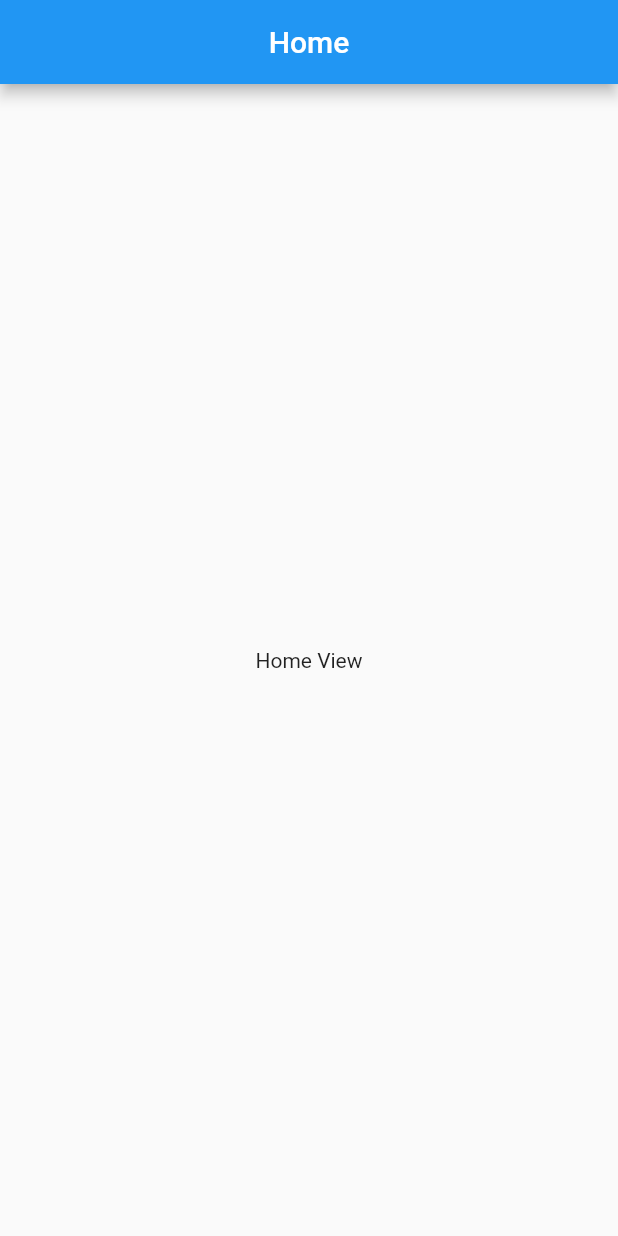
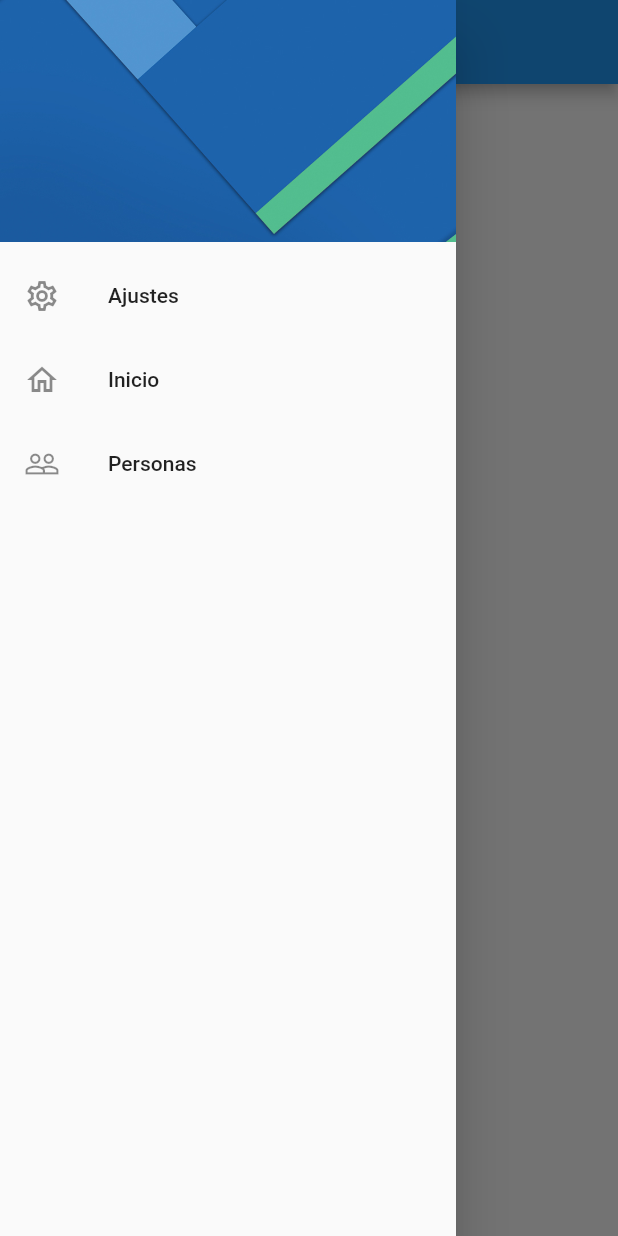
Before and after one commit to SergioK12/Preferencias-de-usuario, a Flutter app: the screen it shows after launch, with the side drawer open (before the commit the screen has no drawer), on a phone screen of 412 x 824 dp. Run offline on Flutter 3.47's test engine with Material 2 defaults, Android fonts, the phone set to English and light mode, and no system bars.

```diff
--- a/lib/views/homrview.dart
+++ b/lib/views/homrview.dart
@@ -1,4 +1,5 @@
 import 'package:flutter/material.dart';
+import 'package:preferencias_de_usuario/widgets/widgets.dart';
 
 class HomeView extends StatelessWidget {
   static const String routeName = 'Home';
@@ -9,6 +10,7 @@ class HomeView extends StatelessWidget {
   Widget build(BuildContext context) {
     return Scaffold(
       appBar: AppBar(title: const Text("Home"),centerTitle: true,),
+      drawer: const SideMenu(),
       body: Center(
         child: Column(
           mainAxisAlignment: MainAxisAlignment.center,
--- a/lib/views/settingsview.dart
+++ b/lib/views/settingsview.dart
@@ -1,4 +1,5 @@
 import 'package:flutter/material.dart';
+import 'package:preferencias_de_usuario/widgets/widgets.dart';
 
 class SettingsView extends StatelessWidget {
   static const String routeName = 'Settings';
@@ -9,6 +10,7 @@ class SettingsView extends StatelessWidget {
       appBar: AppBar(
         title: const Text('SettingsView'),
       ),
+      drawer: const SideMenu(),
       body: const Center(
         child: Text('SettingsView'),
       ),
--- /dev/null
+++ b/lib/widgets/customdrawer.dart
@@ -0,0 +1,50 @@
+import 'package:flutter/material.dart';
+import 'package:preferencias_de_usuario/views/views.dart';
+
+class SideMenu extends StatelessWidget {
+  const SideMenu({super.key});
+
+  @override
+  Widget build(BuildContext context) {
+    return Drawer(
+      child: ListView(
+        padding: EdgeInsets.zero,
+        children: [
+          const _DrawerHEader(),
+          ListTile(
+            leading: const Icon(Icons.settings_outlined),
+            title: const Text("Ajustes"),
+            onTap: () {
+              Navigator.pushReplacementNamed(context, SettingsView.routeName);
+            },
+          ),
+          ListTile(
+            leading: const Icon(Icons.home_outlined),
+            title: const Text("Inicio"),
+            onTap: () {
+              Navigator.pushReplacementNamed(context, HomeView.routeName);
+            },
+          ),
+          const ListTile(
+            leading: Icon(Icons.people_outline),
+            title: Text("Personas"),
+          )
+        ],
+      ),
+    );
+  }
+}
+
+class _DrawerHEader extends StatelessWidget {
+  const _DrawerHEader();
+
+  @override
+  Widget build(BuildContext context) {
+    return DrawerHeader(
+      decoration: const BoxDecoration(
+          image: DecorationImage(
+              image: AssetImage('assets/menu-img.jpg'), fit: BoxFit.cover)),
+      child: Container(),
+    );
+  }
+}
--- /dev/null
+++ b/lib/widgets/widgets.dart
@@ -0,0 +1 @@
+export 'package:preferencias_de_usuario/widgets/customdrawer.dart';
--- a/pubspec.yaml
+++ b/pubspec.yaml
@@ -59,8 +59,8 @@ flutter:
   uses-material-design: true
 
   # To add assets to your application, add an assets section, like this:
-  # assets:
-  #   - images/a_dot_burr.jpeg
+  assets:
+    - assets/
   #   - images/a_dot_ham.jpeg
 
   # An image asset can refer to one or more resolution-specific "variants", see
```
Also changed, not shown: assets/menu-img.jpg (added).
